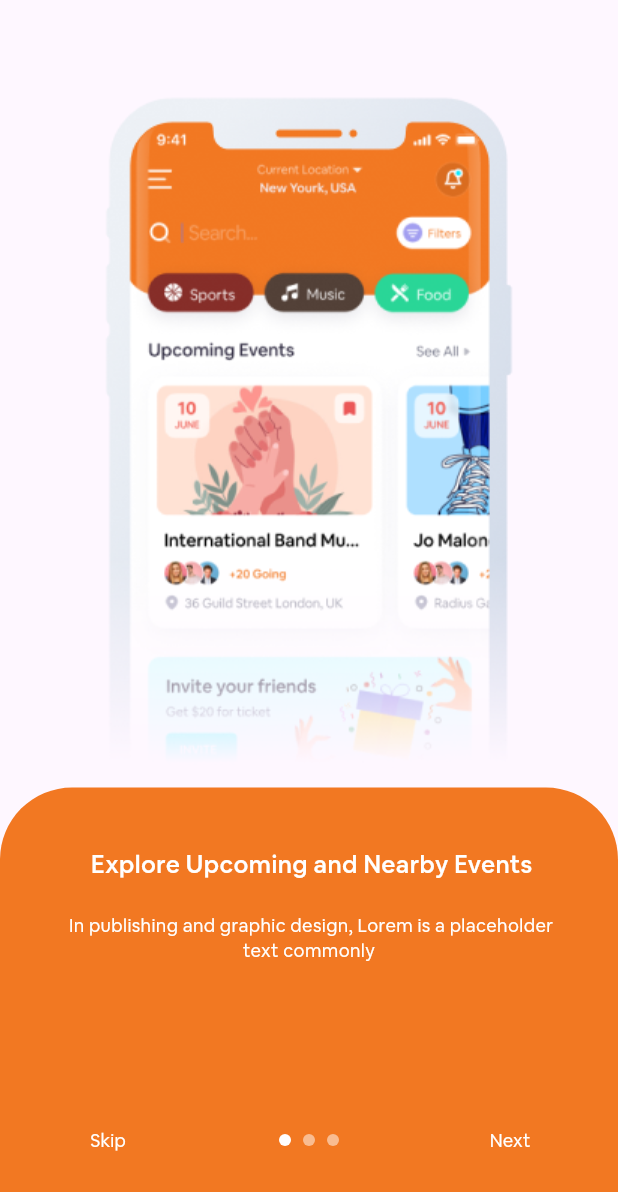
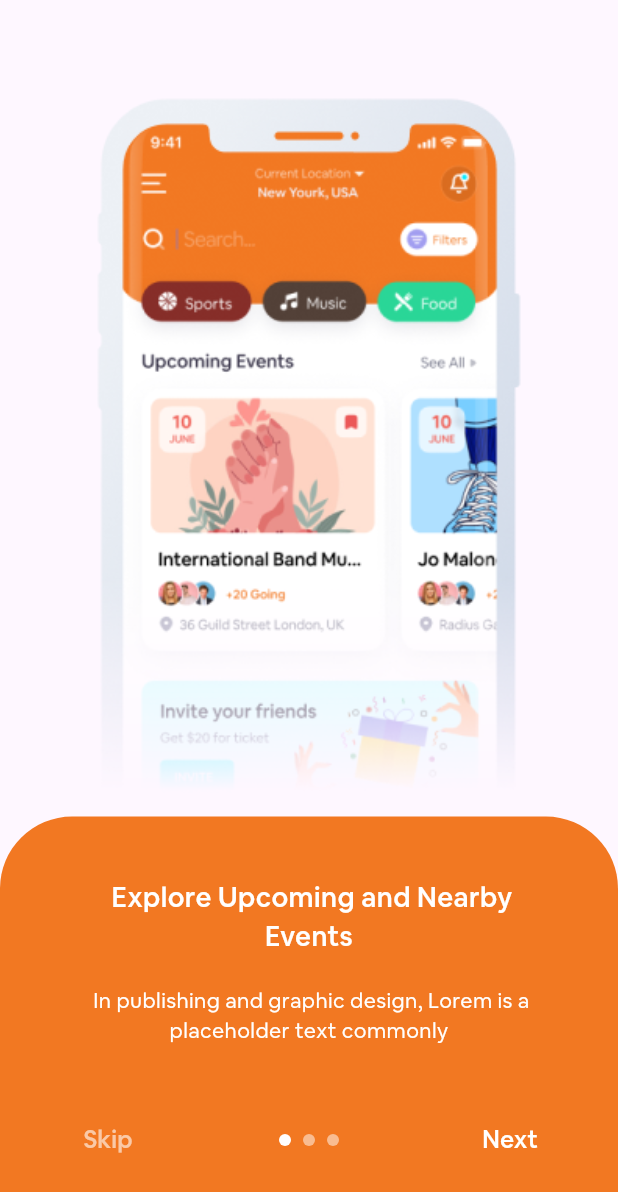
Before and after one commit to AyaNady17/Turn-Digital, a Flutter app: the screen it shows after launch, on a phone screen of 412 x 824 dp. Shown: the top 1192 px of the screen. Run offline on Flutter 3.47's test engine with Material 3 defaults, Android fonts, the phone set to English and light mode, and no system bars; drawn by our look-alikes of smooth_page_indicator; our stand-ins replace bloc, cached_network_image, dio, equatable, flutter_bloc, flutter_local_notifications and 13 more; accounts and stored records are empty; generated files the repository leaves out were written again; project files that could hold a hidden picture were left out.

Commit message:
Minor UI changes

```diff
--- a/lib/Features/Login/login_view.dart
+++ b/lib/Features/Login/login_view.dart
@@ -25,6 +25,7 @@ class LoginScreenState extends State<LoginScreen> {
   @override
   Widget build(BuildContext context) {
     return Scaffold(
+      resizeToAvoidBottomInset: false,
       body: SafeArea(
         child: Container(
           height: double.infinity,
--- a/lib/Features/SignUp/Presention/View/sign_up_view.dart
+++ b/lib/Features/SignUp/Presention/View/sign_up_view.dart
@@ -23,6 +23,7 @@ class SignUpView extends StatelessWidget {
     return BlocProvider<SignUpCubit>(
       create: (context) => getIt<SignUpCubit>(),
       child: Scaffold(
+        resizeToAvoidBottomInset: false,
         backgroundColor: Colors.white,
         appBar: AppBar(toolbarHeight: 0),
         body: SafeArea(
@@ -39,7 +40,8 @@ class SignUpView extends StatelessWidget {
               child: BlocBuilder<SignUpCubit, SignUpState>(
                 builder: (context, state) {
                   final cubit = context.read<SignUpCubit>();
-                  return Form(
+                  return SingleChildScrollView(
+                    child: Form(
                       key: cubit.formKey,
                       child: Column(
                         crossAxisAlignment: CrossAxisAlignment.start,
@@ -105,7 +107,8 @@ class SignUpView extends StatelessWidget {
                             validator: (value) {
                               if (value == null || value.isEmpty) {
                                 return "Confirm password cannot be empty";
-                            } else if (value != cubit.passwordController.text) {
+                              } else if (value !=
+                                  cubit.passwordController.text) {
                                 return "Passwords do not match";
                               }
                               return null;
@@ -117,7 +120,8 @@ class SignUpView extends StatelessWidget {
                                 (previous, current) =>
                                     current.signupStatus ==
                                         RequestStatus.success ||
-                                  current.signupStatus == RequestStatus.failure,
+                                    current.signupStatus ==
+                                        RequestStatus.failure,
                             listener: (context, state) {
                               if (state.signupStatus == RequestStatus.success) {
                                 showSuccess(state.successMessage);
@@ -188,6 +192,7 @@ class SignUpView extends StatelessWidget {
                           ),
                         ],
                       ),
+                    ),
                   );
                 },
               ),
--- a/lib/Features/onboarding/screen/onboarding_screen.dart
+++ b/lib/Features/onboarding/screen/onboarding_screen.dart
@@ -36,9 +36,12 @@ class _OnboardingScreenState extends State<OnboardingScreen> {
                   padding: const EdgeInsets.only(top: 50),
                   child: Column(
                     children: [
-                      Image.asset(
-                        '${onboardingPages[index].image}',
-                        fit: BoxFit.fill,
+                      SizedBox(
+                        height: MediaQuery.of(context).size.height * 0.6,
+                        child: Image.asset(
+                          '${onboardingPages[index].image}',
+                          fit: BoxFit.fill,
+                        ),
                       ),
                       Expanded(
                         child: Container(
@@ -55,13 +58,15 @@ class _OnboardingScreenState extends State<OnboardingScreen> {
                             children: [
                               Text(
                                 '${onboardingPages[index].title}',
-                                style: AppTextStyles.font16WhiteWeight400,
+                                style: AppTextStyles.font18BlackWeight500
+                                    .copyWith(color: Colors.white),
                                 textAlign: TextAlign.center,
                               ),
                               verticalSpacing(20),
                               Text(
                                 '${onboardingPages[index].subtitle}',
-                                style: AppTextStyles.font12WhiteWeight400,
+                                style: AppTextStyles.font14GreyWeight400
+                                    .copyWith(color: Colors.white),
                                 textAlign: TextAlign.center,
                               ),
                               const Spacer(),
@@ -83,7 +88,12 @@ class _OnboardingScreenState extends State<OnboardingScreen> {
                                     },
                                     child: Text(
                                       'Skip',
-                                      style: AppTextStyles.font12WhiteWeight400,
+                                      style: AppTextStyles.font16GreyWeight500
+                                          .copyWith(
+                                            color: Colors.white.withOpacity(
+                                              0.6,
+                                            ),
+                                          ),
                                     ),
                                   ),
                                   SmoothPageIndicator(
@@ -120,7 +130,7 @@ class _OnboardingScreenState extends State<OnboardingScreen> {
                                     },
                                     child: Text(
                                       'Next',
-                                      style: AppTextStyles.font12WhiteWeight400,
+                                      style: AppTextStyles.font16WhiteWeight400,
                                     ),
                                   ),
                                 ],
```
Lines whose indentation alone changed are shown as unchanged.
